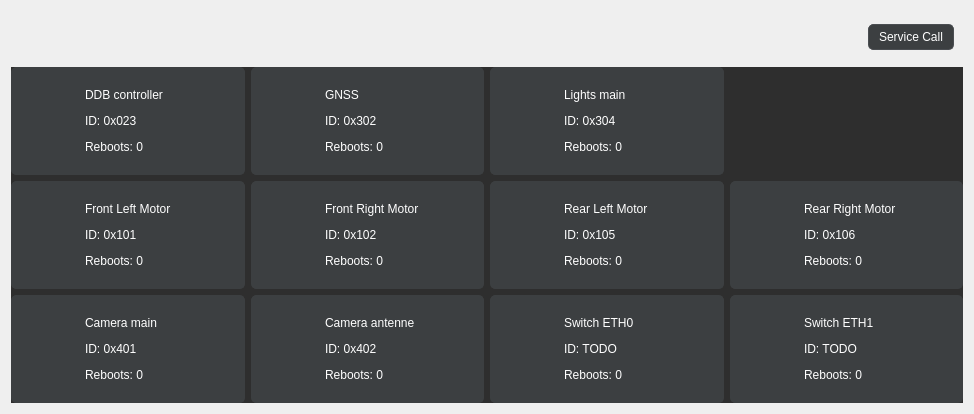
First picture: the form in rover_gui/ui/ui/DeviceStatus.ui, repository robotique-udes/rover, before the edit.
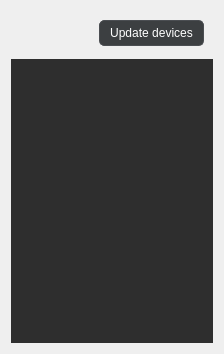
Second picture: the form after the edit. Icons and pictures are not drawn.

Commit message: Instauring QFlowLayout into QDeviceStatus (#184)

Patch:
```diff
--- a/rover_gui/ui/ui/DeviceStatus.ui
+++ b/rover_gui/ui/ui/DeviceStatus.ui
@@ -6,865 +6,43 @@
    <rect>
     <x>0</x>
     <y>0</y>
-    <width>974</width>
-    <height>414</height>
+    <width>224</width>
+    <height>354</height>
    </rect>
   </property>
+  <property name="sizePolicy">
+   <sizepolicy hsizetype="Expanding" vsizetype="Expanding">
+    <horstretch>0</horstretch>
+    <verstretch>1</verstretch>
+   </sizepolicy>
+  </property>
   <property name="windowTitle">
    <string>Form</string>
   </property>
   <property name="styleSheet">
    <string notr="true"/>
   </property>
-  <layout class="QGridLayout" name="gridLayout_2">
+  <layout class="QGridLayout" name="gridLayout_2" rowstretch="0,1" columnstretch="0,0,0,0,0,1">
    <item row="1" column="5">
     <widget class="QWidget" name="deviceInfos" native="true">
+     <property name="sizePolicy">
+      <sizepolicy hsizetype="Preferred" vsizetype="Preferred">
+       <horstretch>0</horstretch>
+       <verstretch>0</verstretch>
+      </sizepolicy>
+     </property>
+     <property name="maximumSize">
+      <size>
+       <width>16777215</width>
+       <height>16777215</height>
+      </size>
+     </property>
      <property name="styleSheet">
       <string notr="true">QWidget {
      background-color: #2e2e2e;
     color: #ffffff;
 }</string>
      </property>
-     <layout class="QGridLayout" name="gridLayout">
-      <property name="leftMargin">
-       <number>0</number>
-      </property>
-      <property name="topMargin">
-       <number>0</number>
-      </property>
-      <property name="rightMargin">
-       <number>0</number>
-      </property>
-      <property name="bottomMargin">
-       <number>0</number>
-      </property>
-      <property name="horizontalSpacing">
-       <number>6</number>
-      </property>
-      <item row="3" column="3">
-       <widget class="QWidget" name="switchETH0" native="true">
-        <property name="styleSheet">
-         <string notr="true">QWidget {
-		background-color: #3c3f41;
-		color: #FFFFFF;
-		border: 1px solid #3c3f41;
-		border-radius: 5px;
-		padding: 5px 10px;
-}</string>
-        </property>
-        <layout class="QGridLayout" name="gridLayout_12">
-         <property name="leftMargin">
-          <number>0</number>
-         </property>
-         <property name="topMargin">
-          <number>0</number>
-         </property>
-         <property name="rightMargin">
-          <number>0</number>
-         </property>
-         <property name="bottomMargin">
-          <number>0</number>
-         </property>
-         <property name="spacing">
-          <number>0</number>
-         </property>
-         <item row="0" column="0">
-          <widget class="QLabel" name="switchETH0Icon">
-           <property name="enabled">
-            <bool>true</bool>
-           </property>
-           <property name="sizePolicy">
-            <sizepolicy hsizetype="Minimum" vsizetype="Minimum">
-             <horstretch>0</horstretch>
-             <verstretch>0</verstretch>
-            </sizepolicy>
-           </property>
-           <property name="maximumSize">
-            <size>
-             <width>60</width>
-             <height>60</height>
-            </size>
-           </property>
-           <property name="autoFillBackground">
-            <bool>false</bool>
-           </property>
-           <property name="lineWidth">
-            <number>1</number>
-           </property>
-           <property name="text">
-            <string/>
-           </property>
-           <property name="pixmap">
-            <pixmap resource="../../src/Global/Constant/resources.qrc">:/icons/ethswitch.png</pixmap>
-           </property>
-           <property name="scaledContents">
-            <bool>true</bool>
-           </property>
-          </widget>
-         </item>
-         <item row="0" column="1">
-          <widget class="QLabel" name="switchETH0Info">
-           <property name="text">
-            <string>&lt;html&gt;&lt;head/&gt;&lt;body&gt;&lt;p&gt;Switch ETH0&lt;/p&gt;&lt;p&gt;ID: TODO&lt;/p&gt;&lt;p&gt;Reboots: 0&lt;/p&gt;&lt;/body&gt;&lt;/html&gt;</string>
-           </property>
-           <property name="wordWrap">
-            <bool>false</bool>
-           </property>
-          </widget>
-         </item>
-        </layout>
-       </widget>
-      </item>
-      <item row="1" column="1">
-       <widget class="QWidget" name="frontleftMotor" native="true">
-        <property name="styleSheet">
-         <string notr="true">QWidget {
-		background-color: #3c3f41;
-		color: #FFFFFF;
-		border: 1px solid #3c3f41;
-		border-radius: 5px;
-		padding: 5px 10px;
-}</string>
-        </property>
-        <layout class="QGridLayout" name="gridLayout_11">
-         <property name="leftMargin">
-          <number>0</number>
-         </property>
-         <property name="topMargin">
-          <number>0</number>
-         </property>
-         <property name="rightMargin">
-          <number>0</number>
-         </property>
-         <property name="bottomMargin">
-          <number>0</number>
-         </property>
-         <property name="spacing">
-          <number>0</number>
-         </property>
-         <item row="0" column="1">
-          <widget class="QLabel" name="frontleftMotorIcon">
-           <property name="enabled">
-            <bool>true</bool>
-           </property>
-           <property name="sizePolicy">
-            <sizepolicy hsizetype="Minimum" vsizetype="Minimum">
-             <horstretch>0</horstretch>
-             <verstretch>0</verstretch>
-            </sizepolicy>
-           </property>
-           <property name="maximumSize">
-            <size>
-             <width>60</width>
-             <height>60</height>
-            </size>
-           </property>
-           <property name="autoFillBackground">
-            <bool>false</bool>
-           </property>
-           <property name="lineWidth">
-            <number>1</number>
-           </property>
-           <property name="text">
-            <string/>
-           </property>
-           <property name="pixmap">
-            <pixmap resource="../../src/Global/Constant/resources.qrc">:/icons/motor.png</pixmap>
-           </property>
-           <property name="scaledContents">
-            <bool>true</bool>
-           </property>
-          </widget>
-         </item>
-         <item row="0" column="2">
-          <widget class="QLabel" name="frontleftMotorInfo">
-           <property name="sizePolicy">
-            <sizepolicy hsizetype="Preferred" vsizetype="Preferred">
-             <horstretch>0</horstretch>
-             <verstretch>0</verstretch>
-            </sizepolicy>
-           </property>
-           <property name="text">
-            <string>&lt;html&gt;&lt;head/&gt;&lt;body&gt;&lt;p&gt;Front Left Motor&lt;/p&gt;&lt;p&gt;ID: 0x101&lt;/p&gt;&lt;p&gt;Reboots: 0&lt;/p&gt;&lt;/body&gt;&lt;/html&gt;</string>
-           </property>
-           <property name="wordWrap">
-            <bool>false</bool>
-           </property>
-          </widget>
-         </item>
-        </layout>
-       </widget>
-      </item>
-      <item row="0" column="1">
-       <widget class="QWidget" name="ddbController" native="true">
-        <property name="styleSheet">
-         <string notr="true">QWidget {
-		background-color: #3c3f41;
-		color: #FFFFFF;
-		border: 1px solid #3c3f41;
-		border-radius: 5px;
-		padding: 5px 10px;
-}</string>
-        </property>
-        <layout class="QGridLayout" name="gridLayout_18">
-         <property name="leftMargin">
-          <number>0</number>
-         </property>
-         <property name="topMargin">
-          <number>0</number>
-         </property>
-         <property name="rightMargin">
-          <number>0</number>
-         </property>
-         <property name="bottomMargin">
-          <number>0</number>
-         </property>
-         <property name="spacing">
-          <number>0</number>
-         </property>
-         <item row="0" column="0">
-          <widget class="QLabel" name="ddbControllerIcon">
-           <property name="enabled">
-            <bool>true</bool>
-           </property>
-           <property name="sizePolicy">
-            <sizepolicy hsizetype="Minimum" vsizetype="Minimum">
-             <horstretch>0</horstretch>
-             <verstretch>0</verstretch>
-            </sizepolicy>
-           </property>
-           <property name="maximumSize">
-            <size>
-             <width>60</width>
-             <height>60</height>
-            </size>
-           </property>
-           <property name="autoFillBackground">
-            <bool>false</bool>
-           </property>
-           <property name="lineWidth">
-            <number>1</number>
-           </property>
-           <property name="text">
-            <string/>
-           </property>
-           <property name="pixmap">
-            <pixmap resource="../../src/Global/Constant/resources.qrc">:/icons/ddb.png</pixmap>
-           </property>
-           <property name="scaledContents">
-            <bool>true</bool>
-           </property>
-          </widget>
-         </item>
-         <item row="0" column="2">
-          <widget class="QLabel" name="ddbControllerInfo">
-           <property name="text">
-            <string>&lt;html&gt;&lt;head/&gt;&lt;body&gt;&lt;p&gt;DDB controller&lt;/p&gt;&lt;p&gt;ID: 0x023&lt;/p&gt;&lt;p&gt;Reboots: 0&lt;/p&gt;&lt;/body&gt;&lt;/html&gt;</string>
-           </property>
-           <property name="textFormat">
-            <enum>Qt::AutoText</enum>
-           </property>
-           <property name="wordWrap">
-            <bool>false</bool>
-           </property>
-          </widget>
-         </item>
-        </layout>
-       </widget>
-      </item>
-      <item row="1" column="4">
-       <widget class="QWidget" name="rearrightMotor" native="true">
-        <property name="styleSheet">
-         <string notr="true">QWidget {
-		background-color: #3c3f41;
-		color: #FFFFFF;
-		border: 1px solid #3c3f41;
-		border-radius: 5px;
-		padding: 5px 10px;
-}</string>
-        </property>
-        <layout class="QGridLayout" name="gridLayout_10">
-         <property name="leftMargin">
-          <number>0</number>
-         </property>
-         <property name="topMargin">
-          <number>0</number>
-         </property>
-         <property name="rightMargin">
-          <number>0</number>
-         </property>
-         <property name="bottomMargin">
-          <number>0</number>
-         </property>
-         <property name="spacing">
-          <number>0</number>
-         </property>
-         <item row="0" column="1">
-          <widget class="QLabel" name="rearrightMotorIcon">
-           <property name="enabled">
-            <bool>true</bool>
-           </property>
-           <property name="sizePolicy">
-            <sizepolicy hsizetype="Minimum" vsizetype="Minimum">
-             <horstretch>0</horstretch>
-             <verstretch>0</verstretch>
-            </sizepolicy>
-           </property>
-           <property name="maximumSize">
-            <size>
-             <width>60</width>
-             <height>60</height>
-            </size>
-           </property>
-           <property name="autoFillBackground">
-            <bool>false</bool>
-           </property>
-           <property name="lineWidth">
-            <number>1</number>
-           </property>
-           <property name="text">
-            <string/>
-           </property>
-           <property name="pixmap">
-            <pixmap resource="../../src/Global/Constant/resources.qrc">:/icons/motor.png</pixmap>
-           </property>
-           <property name="scaledContents">
-            <bool>true</bool>
-           </property>
-          </widget>
-         </item>
-         <item row="0" column="2">
-          <widget class="QLabel" name="rearrightMotorInfo">
-           <property name="text">
-            <string>&lt;html&gt;&lt;head/&gt;&lt;body&gt;&lt;p&gt;Rear Right Motor&lt;/p&gt;&lt;p&gt;ID: 0x106&lt;/p&gt;&lt;p&gt;Reboots: 0&lt;/p&gt;&lt;/body&gt;&lt;/html&gt;</string>
-           </property>
-           <property name="wordWrap">
-            <bool>false</bool>
-           </property>
-          </widget>
-         </item>
-        </layout>
-       </widget>
-      </item>
-      <item row="0" column="3">
-       <widget class="QWidget" name="lightsMain" native="true">
-        <property name="styleSheet">
-         <string notr="true">QWidget {
-		background-color: #3c3f41;
-		color: #FFFFFF;
-		border: 1px solid #3c3f41;
-		border-radius: 5px;
-		padding: 5px 10px;
-}</string>
-        </property>
-        <layout class="QGridLayout" name="gridLayout_16">
-         <property name="leftMargin">
-          <number>0</number>
-         </property>
-         <property name="topMargin">
-          <number>0</number>
-         </property>
-         <property name="rightMargin">
-          <number>0</number>
-         </property>
-         <property name="bottomMargin">
-          <number>0</number>
-         </property>
-         <property name="spacing">
-          <number>0</number>
-         </property>
-         <item row="0" column="1">
-          <widget class="QLabel" name="lightsMainInfo">
-           <property name="text">
-            <string>&lt;html&gt;&lt;head/&gt;&lt;body&gt;&lt;p&gt;Lights main&lt;/p&gt;&lt;p&gt;ID: 0x304&lt;/p&gt;&lt;p&gt;Reboots: 0&lt;/p&gt;&lt;/body&gt;&lt;/html&gt;</string>
-           </property>
-           <property name="wordWrap">
-            <bool>false</bool>
-           </property>
-          </widget>
-         </item>
-         <item row="0" column="0">
-          <widget class="QLabel" name="lightsMainIcon">
-           <property name="enabled">
-            <bool>true</bool>
-           </property>
-           <property name="sizePolicy">
-            <sizepolicy hsizetype="Minimum" vsizetype="Minimum">
-             <horstretch>0</horstretch>
-             <verstretch>0</verstretch>
-            </sizepolicy>
-           </property>
-           <property name="maximumSize">
-            <size>
-             <width>60</width>
-             <height>60</height>
-            </size>
-           </property>
-           <property name="autoFillBackground">
-            <bool>false</bool>
-           </property>
-           <property name="lineWidth">
-            <number>1</number>
-           </property>
-           <property name="text">
-            <string/>
-           </property>
-           <property name="pixmap">
-            <pixmap resource="../../src/Global/Constant/resources.qrc">:/icons/light.png</pixmap>
-           </property>
-           <property name="scaledContents">
-            <bool>true</bool>
-           </property>
-          </widget>
-         </item>
-        </layout>
-       </widget>
-      </item>
-      <item row="3" column="1">
-       <widget class="QWidget" name="cameraMain" native="true">
-        <property name="styleSheet">
-         <string notr="true">QWidget {
-		background-color: #3c3f41;
-		color: #FFFFFF;
-		border: 1px solid #3c3f41;
-		border-radius: 5px;
-		padding: 5px 10px;
-}</string>
-        </property>
-        <layout class="QGridLayout" name="gridLayout_15">
-         <property name="leftMargin">
-          <number>0</number>
-         </property>
-         <property name="topMargin">
-          <number>0</number>
-         </property>
-         <property name="rightMargin">
-          <number>0</number>
-         </property>
-         <property name="bottomMargin">
-          <number>0</number>
-         </property>
-         <property name="spacing">
-          <number>0</number>
-         </property>
-         <item row="0" column="0">
-          <widget class="QLabel" name="CamMainIcon">
-           <property name="enabled">
-            <bool>true</bool>
-           </property>
-           <property name="sizePolicy">
-            <sizepolicy hsizetype="Minimum" vsizetype="Minimum">
-             <horstretch>0</horstretch>
-             <verstretch>0</verstretch>
-            </sizepolicy>
-           </property>
-           <property name="maximumSize">
-            <size>
-             <width>60</width>
-             <height>60</height>
-            </size>
-           </property>
-           <property name="autoFillBackground">
-            <bool>false</bool>
-           </property>
-           <property name="lineWidth">
-            <number>1</number>
-           </property>
-           <property name="text">
-            <string/>
-           </property>
-           <property name="pixmap">
-            <pixmap resource="../../src/Global/Constant/resources.qrc">:/icons/camera.png</pixmap>
-           </property>
-           <property name="scaledContents">
-            <bool>true</bool>
-           </property>
-          </widget>
-         </item>
-         <item row="0" column="1">
-          <widget class="QLabel" name="cameraMainInfo">
-           <property name="text">
-            <string>&lt;html&gt;&lt;head/&gt;&lt;body&gt;&lt;p&gt;Camera main&lt;/p&gt;&lt;p&gt;ID: 0x401&lt;/p&gt;&lt;p&gt;Reboots: 0&lt;/p&gt;&lt;/body&gt;&lt;/html&gt;</string>
-           </property>
-           <property name="wordWrap">
-            <bool>false</bool>
-           </property>
-          </widget>
-         </item>
-        </layout>
-       </widget>
-      </item>
-      <item row="1" column="2">
-       <widget class="QWidget" name="frontrightMotor" native="true">
-        <property name="styleSheet">
-         <string notr="true">QWidget {
-		background-color: #3c3f41;
-		color: #FFFFFF;
-		border: 1px solid #3c3f41;
-		border-radius: 5px;
-		padding: 5px 10px;
-}</string>
-        </property>
-        <layout class="QGridLayout" name="gridLayout_3">
-         <property name="leftMargin">
-          <number>0</number>
-         </property>
-         <property name="topMargin">
-          <number>0</number>
-         </property>
-         <property name="rightMargin">
-          <number>0</number>
-         </property>
-         <property name="bottomMargin">
-          <number>0</number>
-         </property>
-         <property name="spacing">
-          <number>0</number>
-         </property>
-         <item row="0" column="1">
-          <widget class="QLabel" name="frontrightMotorInfo">
-           <property name="text">
-            <string>&lt;html&gt;&lt;head/&gt;&lt;body&gt;&lt;p&gt;Front Right Motor&lt;/p&gt;&lt;p&gt;ID: 0x102&lt;/p&gt;&lt;p&gt;Reboots: 0&lt;/p&gt;&lt;/body&gt;&lt;/html&gt;</string>
-           </property>
-           <property name="wordWrap">
-            <bool>false</bool>
-           </property>
-          </widget>
-         </item>
-         <item row="0" column="0">
-          <widget class="QLabel" name="frontrightMotorIcon">
-           <property name="enabled">
-            <bool>true</bool>
-           </property>
-           <property name="sizePolicy">
-            <sizepolicy hsizetype="Minimum" vsizetype="Minimum">
-             <horstretch>0</horstretch>
-             <verstretch>0</verstretch>
-            </sizepolicy>
-           </property>
-           <property name="maximumSize">
-            <size>
-             <width>60</width>
-             <height>60</height>
-            </size>
-           </property>
-           <property name="autoFillBackground">
-            <bool>false</bool>
-           </property>
-           <property name="lineWidth">
-            <number>1</number>
-           </property>
-           <property name="text">
-            <string/>
-           </property>
-           <property name="pixmap">
-            <pixmap resource="../../src/Global/Constant/resources.qrc">:/icons/motor.png</pixmap>
-           </property>
-           <property name="scaledContents">
-            <bool>true</bool>
-           </property>
-          </widget>
-         </item>
-        </layout>
-       </widget>
-      </item>
-      <item row="3" column="2">
-       <widget class="QWidget" name="cameraAntenne" native="true">
-        <property name="styleSheet">
-         <string notr="true">QWidget {
-		background-color: #3c3f41;
-		color: #FFFFFF;
-		border: 1px solid #3c3f41;
-		border-radius: 5px;
-		padding: 5px 10px;
-}</string>
-        </property>
-        <layout class="QGridLayout" name="gridLayout_8">
-         <property name="leftMargin">
-          <number>0</number>
-         </property>
-         <property name="topMargin">
-          <number>0</number>
-         </property>
-         <property name="rightMargin">
-          <number>0</number>
-         </property>
-         <property name="bottomMargin">
-          <number>0</number>
-         </property>
-         <property name="spacing">
-          <number>0</number>
-         </property>
-         <item row="0" column="0">
-          <widget class="QLabel" name="camAntIcon">
-           <property name="enabled">
-            <bool>true</bool>
-           </property>
-           <property name="sizePolicy">
-            <sizepolicy hsizetype="Minimum" vsizetype="Minimum">
-             <horstretch>0</horstretch>
-             <verstretch>0</verstretch>
-            </sizepolicy>
-           </property>
-           <property name="maximumSize">
-            <size>
-             <width>60</width>
-             <height>60</height>
-            </size>
-           </property>
-           <property name="autoFillBackground">
-            <bool>false</bool>
-           </property>
-           <property name="lineWidth">
-            <number>1</number>
-           </property>
-           <property name="text">
-            <string/>
-           </property>
-           <property name="pixmap">
-            <pixmap resource="../../src/Global/Constant/resources.qrc">:/icons/camera.png</pixmap>
-           </property>
-           <property name="scaledContents">
-            <bool>true</bool>
-           </property>
-          </widget>
-         </item>
-         <item row="0" column="1">
-          <widget class="QLabel" name="cameraAntenneInfo">
-           <property name="text">
-            <string>&lt;html&gt;&lt;head/&gt;&lt;body&gt;&lt;p&gt;Camera antenne&lt;/p&gt;&lt;p&gt;ID: 0x402&lt;/p&gt;&lt;p&gt;Reboots: 0&lt;/p&gt;&lt;/body&gt;&lt;/html&gt;</string>
-           </property>
-           <property name="wordWrap">
-            <bool>false</bool>
-           </property>
-          </widget>
-         </item>
-        </layout>
-       </widget>
-      </item>
-      <item row="0" column="2">
-       <widget class="QWidget" name="gnss" native="true">
-        <property name="styleSheet">
-         <string notr="true">QWidget {
-		background-color: #3c3f41;
-		color: #FFFFFF;
-		border: 1px solid #3c3f41;
-		border-radius: 5px;
-		padding: 5px 10px;
-}</string>
-        </property>
-        <layout class="QGridLayout" name="gridLayout_17">
-         <property name="leftMargin">
-          <number>0</number>
-         </property>
-         <property name="topMargin">
-          <number>0</number>
-         </property>
-         <property name="rightMargin">
-          <number>0</number>
-         </property>
-         <property name="bottomMargin">
-          <number>0</number>
-         </property>
-         <property name="spacing">
-          <number>0</number>
-         </property>
-         <item row="0" column="1">
-          <widget class="QLabel" name="gnssInfo">
-           <property name="text">
-            <string>&lt;html&gt;&lt;head/&gt;&lt;body&gt;&lt;p&gt;GNSS&lt;/p&gt;&lt;p&gt;ID: 0x302&lt;/p&gt;&lt;p&gt;Reboots: 0&lt;/p&gt;&lt;/body&gt;&lt;/html&gt;</string>
-           </property>
-           <property name="wordWrap">
-            <bool>false</bool>
-           </property>
-          </widget>
-         </item>
-         <item row="0" column="0">
-          <widget class="QLabel" name="gnssIcon">
-           <property name="enabled">
-            <bool>true</bool>
-           </property>
-           <property name="sizePolicy">
-            <sizepolicy hsizetype="Minimum" vsizetype="Minimum">
-             <horstretch>0</horstretch>
-             <verstretch>0</verstretch>
-            </sizepolicy>
-           </property>
-           <property name="maximumSize">
-            <size>
-             <width>60</width>
-             <height>60</height>
-            </size>
-           </property>
-           <property name="autoFillBackground">
-            <bool>false</bool>
-           </property>
-           <property name="lineWidth">
-            <number>1</number>
-           </property>
-           <property name="text">
-            <string/>
-           </property>
-           <property name="pixmap">
-            <pixmap resource="../../src/Global/Constant/resources.qrc">:/icons/gnss.png</pixmap>
-           </property>
-           <property name="scaledContents">
-            <bool>true</bool>
-           </property>
-          </widget>
-         </item>
-        </layout>
-       </widget>
-      </item>
-      <item row="3" column="4">
-       <widget class="QWidget" name="switchETH1" native="true">
-        <property name="styleSheet">
-         <string notr="true">QWidget {
-		background-color: #3c3f41;
-		color: #FFFFFF;
-		border: 1px solid #3c3f41;
-		border-radius: 5px;
-		padding: 5px 10px;
-}</string>
-        </property>
-        <layout class="QGridLayout" name="gridLayout_14">
-         <property name="leftMargin">
-          <number>0</number>
-         </property>
-         <property name="topMargin">
-          <number>0</number>
-         </property>
-         <property name="rightMargin">
-          <number>0</number>
-         </property>
-         <property name="bottomMargin">
-          <number>0</number>
-         </property>
-         <property name="spacing">
-          <number>0</number>
-         </property>
-         <item row="0" column="0">
-          <widget class="QLabel" name="switchETH1Icon">
-           <property name="enabled">
-            <bool>true</bool>
-           </property>
-           <property name="sizePolicy">
-            <sizepolicy hsizetype="Minimum" vsizetype="Minimum">
-             <horstretch>0</horstretch>
-             <verstretch>0</verstretch>
-            </sizepolicy>
-           </property>
-           <property name="maximumSize">
-            <size>
-             <width>60</width>
-             <height>60</height>
-            </size>
-           </property>
-           <property name="autoFillBackground">
-            <bool>false</bool>
-           </property>
-           <property name="lineWidth">
-            <number>1</number>
-           </property>
-           <property name="text">
-            <string/>
-           </property>
-           <property name="pixmap">
-            <pixmap resource="../../src/Global/Constant/resources.qrc">:/icons/ethswitch.png</pixmap>
-           </property>
-           <property name="scaledContents">
-            <bool>true</bool>
-           </property>
-          </widget>
-         </item>
-         <item row="0" column="1">
-          <widget class="QLabel" name="switchETH1Info">
-           <property name="text">
-            <string>&lt;html&gt;&lt;head/&gt;&lt;body&gt;&lt;p&gt;Switch ETH1&lt;/p&gt;&lt;p&gt;ID: TODO&lt;/p&gt;&lt;p&gt;Reboots: 0&lt;/p&gt;&lt;/body&gt;&lt;/html&gt;</string>
-           </property>
-           <property name="wordWrap">
-            <bool>false</bool>
-           </property>
-          </widget>
-         </item>
-        </layout>
-       </widget>
-      </item>
-      <item row="1" column="3">
-       <widget class="QWidget" name="rearleftMotor" native="true">
-        <property name="styleSheet">
-         <string notr="true">QWidget {
-		background-color: #3c3f41;
-		color: #FFFFFF;
-		border: 1px solid #3c3f41;
-		border-radius: 5px;
-		padding: 5px 10px;
-}</string>
-        </property>
-        <layout class="QGridLayout" name="gridLayout_9">
-         <property name="leftMargin">
-          <number>0</number>
-         </property>
-         <property name="topMargin">
-          <number>0</number>
-         </property>
-         <property name="rightMargin">
-          <number>0</number>
-         </property>
-         <property name="bottomMargin">
-          <number>0</number>
-         </property>
-         <property name="spacing">
-          <number>0</number>
-         </property>
-         <item row="0" column="0">
-          <widget class="QLabel" name="rearleftMotorIcon">
-           <property name="enabled">
-            <bool>true</bool>
-           </property>
-           <property name="sizePolicy">
-            <sizepolicy hsizetype="Minimum" vsizetype="Minimum">
-             <horstretch>0</horstretch>
-             <verstretch>0</verstretch>
-            </sizepolicy>
-           </property>
-           <property name="maximumSize">
-            <size>
-             <width>60</width>
-             <height>60</height>
-            </size>
-           </property>
-           <property name="autoFillBackground">
-            <bool>false</bool>
-           </property>
-           <property name="lineWidth">
-            <number>1</number>
-           </property>
-           <property name="text">
-            <string/>
-           </property>
-           <property name="pixmap">
-            <pixmap resource="../../src/Global/Constant/resources.qrc">:/icons/motor.png</pixmap>
-           </property>
-           <property name="scaledContents">
-            <bool>true</bool>
-           </property>
-          </widget>
-         </item>
-         <item row="0" column="1">
-          <widget class="QLabel" name="rearleftMotorInfo">
-           <property name="text">
-            <string>&lt;html&gt;&lt;head/&gt;&lt;body&gt;&lt;p&gt;Rear Left Motor&lt;/p&gt;&lt;p&gt;ID: 0x105&lt;/p&gt;&lt;p&gt;Reboots: 0&lt;/p&gt;&lt;/body&gt;&lt;/html&gt;</string>
-           </property>
-           <property name="wordWrap">
-            <bool>false</bool>
-           </property>
-          </widget>
-         </item>
-        </layout>
-       </widget>
-      </item>
-     </layout>
     </widget>
    </item>
    <item row="0" column="5">
@@ -914,7 +92,7 @@
 }</string>
         </property>
         <property name="text">
-         <string>Service Call</string>
+         <string>Update devices</string>
         </property>
        </widget>
       </item>
```
The commit also changes 9 other files.
